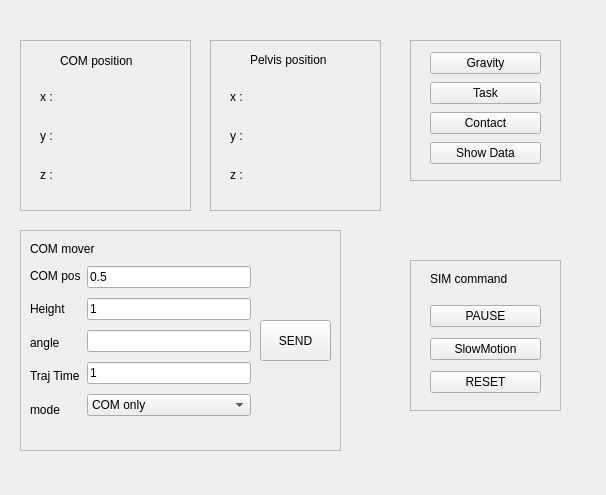
First picture: the form in dyros_red_gui/resource/DyrosRed.ui, repository saga0619/dyros_red, before the edit.
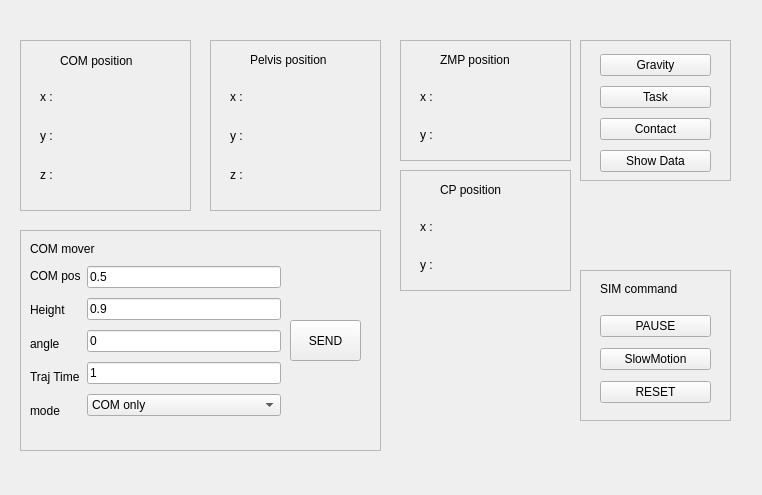
Second picture: the form after the edit.

Diff of the .ui file:
```diff
--- a/dyros_red_gui/resource/DyrosRed.ui
+++ b/dyros_red_gui/resource/DyrosRed.ui
@@ -6,7 +6,7 @@
             <rect>
                 <x>0</x>
                 <y>0</y>
-                <width>606</width>
+                <width>762</width>
                 <height>495</height>
             </rect>
         </property>
@@ -18,7 +18,7 @@
                 <rect>
                     <x>20</x>
                     <y>230</y>
-                    <width>321</width>
+                    <width>361</width>
                     <height>221</height>
                 </rect>
             </property>
@@ -33,8 +33,8 @@
                     <rect>
                         <x>10</x>
                         <y>32</y>
-                        <width>221</width>
-                        <height>161</height>
+                        <width>251</width>
+                        <height>163</height>
                     </rect>
                 </property>
                 <layout class="QHBoxLayout" name="horizontalLayout">
@@ -92,12 +92,16 @@
                             <item>
                                 <widget class="QLineEdit" name="text_height">
                                     <property name="text">
-                                        <string>1</string>
+                                        <string>0.9</string>
                                     </property>
                                 </widget>
                             </item>
                             <item>
-                                <widget class="QLineEdit" name="text_angle"/>
+                                <widget class="QLineEdit" name="text_angle">
+                                    <property name="text">
+                                        <string>0</string>
+                                    </property>
+                                </widget>
                             </item>
                             <item>
                                 <widget class="QLineEdit" name="text_time">
@@ -203,7 +207,7 @@
             <widget class="QPushButton" name="com_send_button">
                 <property name="geometry">
                     <rect>
-                        <x>240</x>
+                        <x>270</x>
                         <y>90</y>
                         <width>71</width>
                         <height>41</height>
@@ -217,7 +221,7 @@
         <widget class="QFrame" name="frame_2">
             <property name="geometry">
                 <rect>
-                    <x>410</x>
+                    <x>580</x>
                     <y>40</y>
                     <width>151</width>
                     <height>141</height>
@@ -235,7 +239,7 @@
                         <x>20</x>
                         <y>10</y>
                         <width>111</width>
-                        <height>120</height>
+                        <height>128</height>
                     </rect>
                 </property>
                 <property name="windowTitle">
@@ -374,8 +378,8 @@
         <widget class="QFrame" name="frame_4">
             <property name="geometry">
                 <rect>
-                    <x>410</x>
-                    <y>260</y>
+                    <x>580</x>
+                    <y>270</y>
                     <width>151</width>
                     <height>151</height>
                 </rect>
@@ -531,6 +535,174 @@
                 </property>
             </widget>
         </widget>
+        <widget class="QFrame" name="frame_6">
+            <property name="geometry">
+                <rect>
+                    <x>400</x>
+                    <y>40</y>
+                    <width>171</width>
+                    <height>121</height>
+                </rect>
+            </property>
+            <property name="frameShape">
+                <enum>QFrame::StyledPanel</enum>
+            </property>
+            <property name="frameShadow">
+                <enum>QFrame::Raised</enum>
+            </property>
+            <widget class="QWidget" name="verticalLayoutWidget_7">
+                <property name="geometry">
+                    <rect>
+                        <x>60</x>
+                        <y>40</y>
+                        <width>91</width>
+                        <height>71</height>
+                    </rect>
+                </property>
+                <layout class="QVBoxLayout" name="verticalLayout_9">
+                    <item>
+                        <widget class="QLabel" name="label_22">
+                            <property name="autoFillBackground">
+                                <bool>false</bool>
+                            </property>
+                            <property name="text">
+                                <string/>
+                            </property>
+                        </widget>
+                    </item>
+                    <item>
+                        <widget class="QLabel" name="label_23">
+                            <property name="text">
+                                <string/>
+                            </property>
+                        </widget>
+                    </item>
+                </layout>
+            </widget>
+            <widget class="QWidget" name="verticalLayoutWidget_8">
+                <property name="geometry">
+                    <rect>
+                        <x>20</x>
+                        <y>40</y>
+                        <width>31</width>
+                        <height>71</height>
+                    </rect>
+                </property>
+                <layout class="QVBoxLayout" name="verticalLayout_10">
+                    <item>
+                        <widget class="QLabel" name="label_25">
+                            <property name="text">
+                                <string>x :</string>
+                            </property>
+                        </widget>
+                    </item>
+                    <item>
+                        <widget class="QLabel" name="label_26">
+                            <property name="text">
+                                <string>y :</string>
+                            </property>
+                        </widget>
+                    </item>
+                </layout>
+            </widget>
+            <widget class="QLabel" name="label_28">
+                <property name="geometry">
+                    <rect>
+                        <x>40</x>
+                        <y>9</y>
+                        <width>101</width>
+                        <height>21</height>
+                    </rect>
+                </property>
+                <property name="text">
+                    <string>ZMP position</string>
+                </property>
+            </widget>
+        </widget>
+        <widget class="QFrame" name="frame_7">
+            <property name="geometry">
+                <rect>
+                    <x>400</x>
+                    <y>170</y>
+                    <width>171</width>
+                    <height>121</height>
+                </rect>
+            </property>
+            <property name="frameShape">
+                <enum>QFrame::StyledPanel</enum>
+            </property>
+            <property name="frameShadow">
+                <enum>QFrame::Raised</enum>
+            </property>
+            <widget class="QWidget" name="verticalLayoutWidget_9">
+                <property name="geometry">
+                    <rect>
+                        <x>60</x>
+                        <y>40</y>
+                        <width>91</width>
+                        <height>71</height>
+                    </rect>
+                </property>
+                <layout class="QVBoxLayout" name="verticalLayout_11">
+                    <item>
+                        <widget class="QLabel" name="label_24">
+                            <property name="autoFillBackground">
+                                <bool>false</bool>
+                            </property>
+                            <property name="text">
+                                <string/>
+                            </property>
+                        </widget>
+                    </item>
+                    <item>
+                        <widget class="QLabel" name="label_27">
+                            <property name="text">
+                                <string/>
+                            </property>
+                        </widget>
+                    </item>
+                </layout>
+            </widget>
+            <widget class="QWidget" name="verticalLayoutWidget_10">
+                <property name="geometry">
+                    <rect>
+                        <x>20</x>
+                        <y>40</y>
+                        <width>31</width>
+                        <height>71</height>
+                    </rect>
+                </property>
+                <layout class="QVBoxLayout" name="verticalLayout_12">
+                    <item>
+                        <widget class="QLabel" name="label_29">
+                            <property name="text">
+                                <string>x :</string>
+                            </property>
+                        </widget>
+                    </item>
+                    <item>
+                        <widget class="QLabel" name="label_30">
+                            <property name="text">
+                                <string>y :</string>
+                            </property>
+                        </widget>
+                    </item>
+                </layout>
+            </widget>
+            <widget class="QLabel" name="label_31">
+                <property name="geometry">
+                    <rect>
+                        <x>40</x>
+                        <y>9</y>
+                        <width>101</width>
+                        <height>21</height>
+                    </rect>
+                </property>
+                <property name="text">
+                    <string>CP position</string>
+                </property>
+            </widget>
+        </widget>
     </widget>
     <resources/>
     <connections/>
```
Left out of the diff: 20 changed lines with no effect on the pictures.
